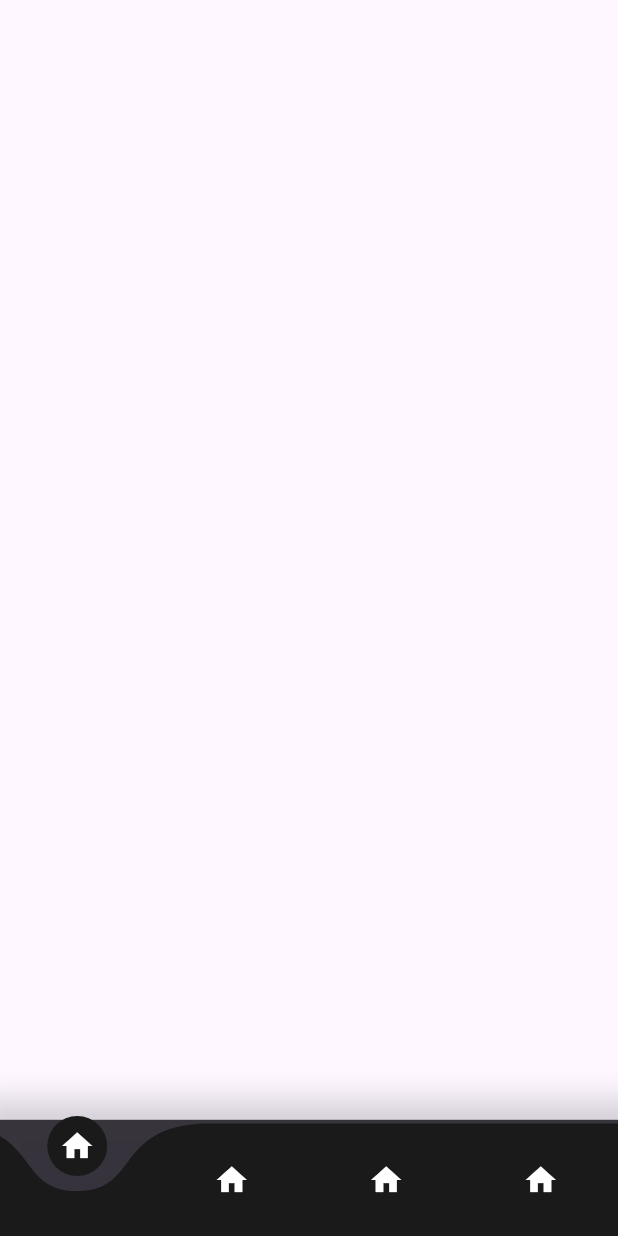
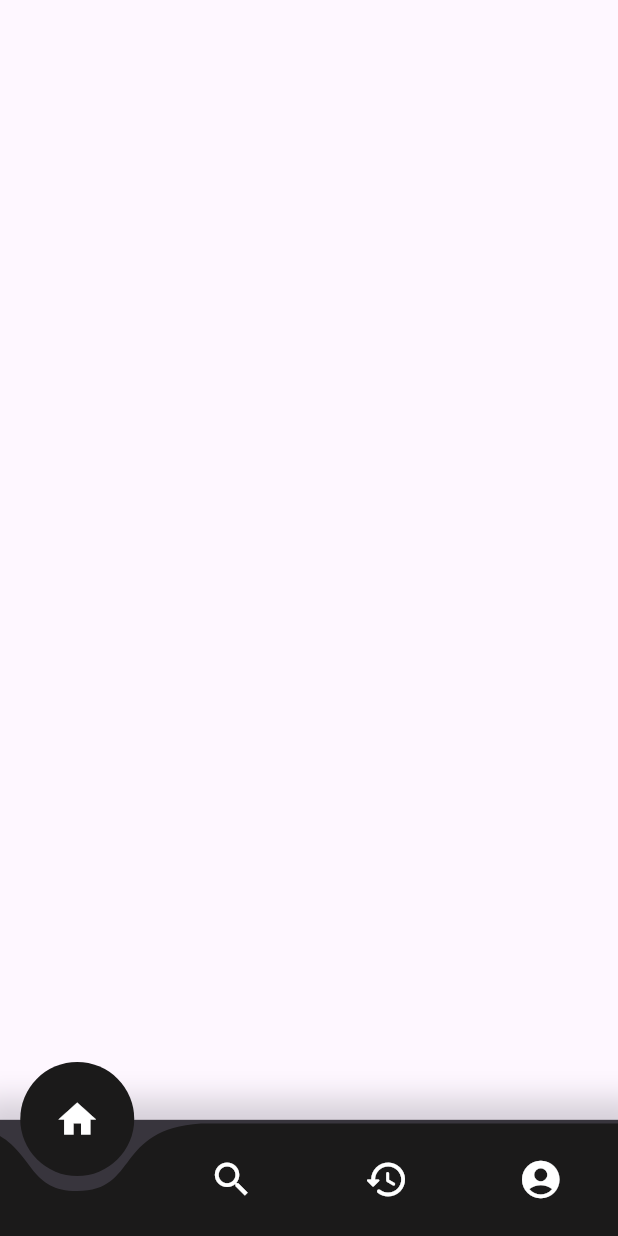
Before and after one commit to amalmohan123/Rent_a_Car, a Flutter app: the screen it shows after launch, after a tap on the "visibility" icon, after a tap on "Sign Up", on a phone screen of 412 x 824 dp. Run offline on Flutter 3.47's test engine with Material 3 defaults, Android fonts, the phone set to English and light mode, and no system bars; drawn by our look-alikes of curved_navigation_bar; our stand-ins replace google_fonts.

Commit message:
navbar+login

```diff
--- a/lib/controller/login_provider.dart
+++ /dev/null
@@ -1,5 +0,0 @@
-import 'package:flutter/material.dart';
-
-class LoginProvider extends ChangeNotifier{
-
-}
--- /dev/null
+++ b/lib/controller/login_provider/login_provider.dart
@@ -0,0 +1,11 @@
+import 'package:flutter/material.dart';
+
+class LoginProvider extends ChangeNotifier {
+  bool isSignIn = true;
+  bool isObscure = true;
+
+  void signIn() {
+    isSignIn = !isSignIn;
+    notifyListeners();
+  }
+}
--- a/lib/main.dart
+++ b/lib/main.dart
@@ -1,7 +1,7 @@
 import 'package:flutter/material.dart';
 import 'package:flutter/services.dart';
 import 'package:provider/provider.dart';
-import 'package:rent_a_car/controller/login_provider.dart';
+import 'package:rent_a_car/controller/login_provider/login_provider.dart';
 import 'package:rent_a_car/view/login_page.dart';
 import 'package:rent_a_car/view/widgets/bottom_nav.dart';
 
@@ -18,20 +18,24 @@ class MyApp extends StatelessWidget {
   @override
   Widget build(BuildContext context) {
     return MultiProvider(
-      providers: [ChangeNotifierProvider(create: (context) => LoginProvider())],
+      providers: [
+        ChangeNotifierProvider(
+          create: (context) => LoginProvider(),
+        ),
+      ],
       child: MaterialApp(
         debugShowCheckedModeBanner: false,
         title: 'Flutter Demo',
         theme: ThemeData(
           colorScheme: ColorScheme.fromSeed(
             seedColor: Colors.deepPurple,
-            background: Color.fromARGB(238, 45, 42, 50),
+            background: const Color.fromARGB(238, 45, 42, 50),
           ),
           useMaterial3: true,
         ),
         routes: {
           "/": (context) => const LoginPage(),
-          "/BottomNavBar": (context) => BottomNavBar()
+          "/BottomNavBar": (context) => const BottomNavBar()
         },
       ),
     );
--- a/lib/view/login_page.dart
+++ b/lib/view/login_page.dart
@@ -33,10 +33,18 @@ class _LoginPageState extends State<LoginPage> {
               ),
               const SizedBox(height: 50),
               TextFormField(
+                keyboardType: TextInputType.emailAddress,
+                style: const TextStyle(color: Colors.white),
                 decoration: InputDecoration(
                   hintText: 'Email',
-                  hintStyle: TextStyle(color: Colors.grey.shade600),
+                  hintStyle: TextStyle(
+                    color: Colors.grey.shade600,
+                  ),
                   border: OutlineInputBorder(
+                    borderRadius: BorderRadius.circular(10),
+                  ),
+                  focusedBorder: OutlineInputBorder(
+                    borderSide: const BorderSide(color: Colors.white),
                     borderRadius: BorderRadius.circular(10),
                   ),
                 ),
@@ -45,12 +53,16 @@ class _LoginPageState extends State<LoginPage> {
               Stack(
                 children: [
                   TextFormField(
+                    style: const TextStyle(color: Colors.white),
                     decoration: InputDecoration(
                       hintText: 'Password',
                       hintStyle: TextStyle(color: Colors.grey.shade600),
                       border: OutlineInputBorder(
                         borderRadius: BorderRadius.circular(10),
                       ),
+                      focusedBorder: OutlineInputBorder(
+                          borderSide: const BorderSide(color: Colors.white),
+                          borderRadius: BorderRadius.circular(10)),
                     ),
                   ),
                   Padding(
@@ -136,6 +148,16 @@ class _LoginPageState extends State<LoginPage> {
                     const SizedBox(height: 15),
                     Divider(
                       color: Colors.grey.shade600,
+                    ),
+                    const SizedBox(height: 18),
+                    GestureDetector(
+                      onTap: () {},
+                      child: SizedBox(
+                        height: 45,
+                        child: Image.asset(
+                          'assets/image/2993685_brand_brands_google_logo_logos_icon.png',
+                        ),
+                      ),
                     )
                   ],
                 ),
--- a/lib/view/widgets/bottom_nav.dart
+++ b/lib/view/widgets/bottom_nav.dart
@@ -9,19 +9,18 @@ class BottomNavBar extends StatelessWidget {
     Size size = MediaQuery.of(context).size;
     return Scaffold(
       bottomNavigationBar: Container(
-
         width: size.width,
-        height: size.height*.094,
+        height: size.height * .094,
         decoration: BoxDecoration(
-          color:   const Color.fromARGB(255, 118, 116, 129).withOpacity(0.25),
+          color: Colors.transparent,
           boxShadow: [
             BoxShadow(
               color: const Color.fromARGB(255, 91, 89, 101).withOpacity(0.25),
               spreadRadius: 15,
               blurRadius: 15,
-              offset: const Offset(1,1),
+              offset: const Offset(1, 1),
             )
-          ]
+          ],
         ),
         child: CurvedNavigationBar(
           backgroundColor: const Color.fromARGB(238, 45, 42, 50),
@@ -32,30 +31,46 @@ class BottomNavBar extends StatelessWidget {
           items: [
             GestureDetector(
               onTap: () {},
-              child: const Icon(
-                Icons.home,
-                color: Colors.white,
+              child: const Padding(
+                padding: EdgeInsets.all(15.0),
+                child: Icon(
+                  Icons.home,
+                  color: Colors.white,
+                  size: 30,
+                ),
               ),
             ),
             GestureDetector(
               onTap: () {},
-              child: const Icon(
-                Icons.home,
-                color: Colors.white,
+              child: const Padding(
+                padding: EdgeInsets.all(15.0),
+                child: Icon(
+                  Icons.search,
+                  color: Colors.white,
+                  size: 30,
+                ),
               ),
             ),
             GestureDetector(
               onTap: () {},
-              child: const Icon(
-                Icons.home,
-                color: Colors.white,
+              child: const Padding(
+                padding: EdgeInsets.all(15.0),
+                child: Icon(
+                  Icons.history_rounded,
+                  color: Colors.white,
+                  size: 30,
+                ),
               ),
             ),
             GestureDetector(
               onTap: () {},
-              child: const Icon(
-                Icons.home,
-                color: Colors.white,
+              child: const Padding(
+                padding: EdgeInsets.all(15.0),
+                child: Icon(
+                  Icons.account_circle_rounded,
+                  color: Colors.white,
+                  size: 30,
+                ),
               ),
             ),
           ],
--- a/pubspec.yaml
+++ b/pubspec.yaml
@@ -62,8 +62,8 @@ flutter:
   uses-material-design: true
 
   # To add assets to your application, add an assets section, like this:
-  # assets:
-  #   - images/a_dot_burr.jpeg
+  assets:
+    - assets/image/
   #   - images/a_dot_ham.jpeg
 
   # An image asset can refer to one or more resolution-specific "variants", see
```
Also changed, not shown: lib/view/on_boarding_screen.dart/on_boarding.dart (added, +12 -0 lines), lib/view/on_boarding_screen.dart/on_boarding_pages/screen_three.dart (added, +10 -0 lines), lib/view/on_boarding_screen.dart/on_boarding_pages/screen_two.dart (added, +10 -0 lines), lib/view/on_boarding_screen.dart/on_boarding_pages/sreen_one.dart (added, +10 -0 lines), assets/image/2993685_brand_brands_google_logo_logos_icon.png (added).
